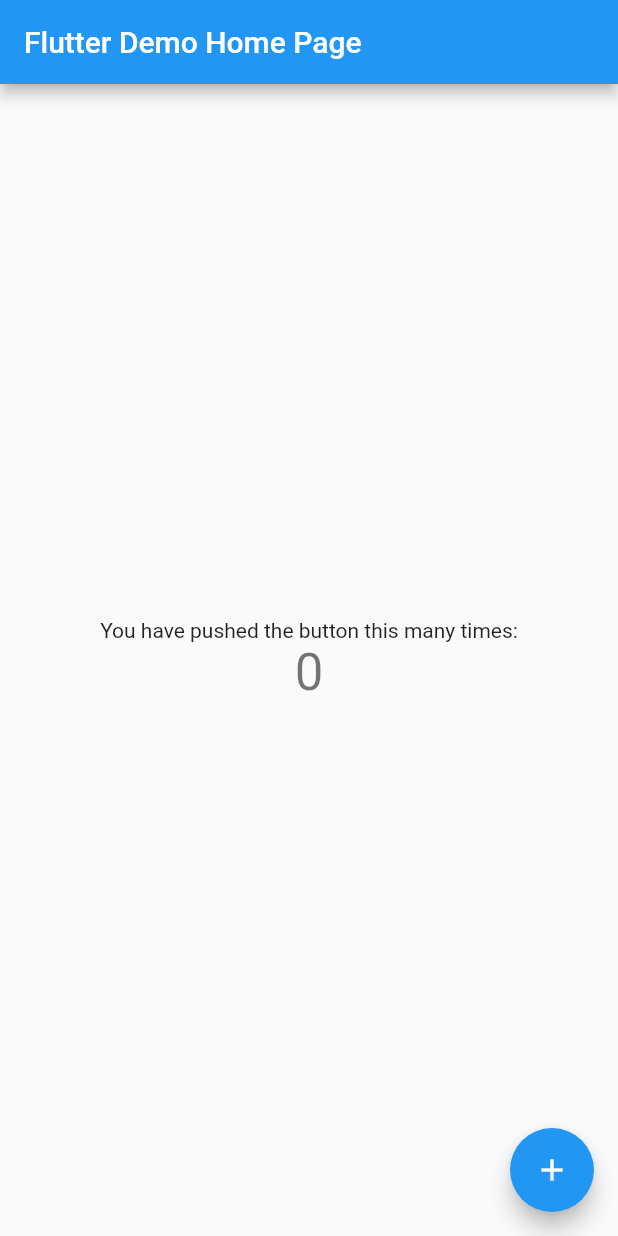
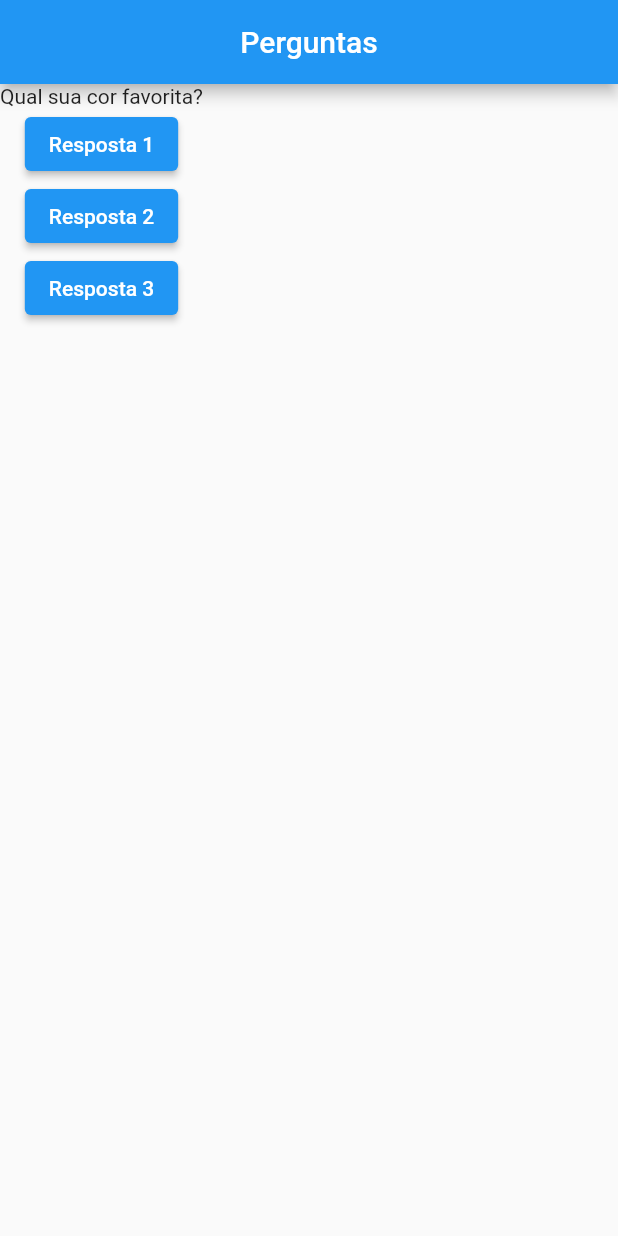
Before and after one commit to Smoow/flutter_quiz_app, a Flutter app: the screen it shows after launch, on a phone screen of 412 x 824 dp. Run offline on Flutter 3.47's test engine with Material 2 defaults, Android fonts, the phone set to English and light mode, and no system bars.

Commit message:
question widget

```diff
--- a/quiz_project/lib/main.dart
+++ b/quiz_project/lib/main.dart
@@ -1,117 +1,47 @@
 import 'package:flutter/material.dart';
+import './question.dart';
 
-void main() {
-  runApp(MyApp());
+main() => runApp(QuizApp());
+
+class QuizApp extends StatefulWidget {
+  @override
+  _QuizAppState createState() => _QuizAppState();
 }
 
-class MyApp extends StatelessWidget {
-  // This widget is the root of your application.
-  @override
-  Widget build(BuildContext context) {
-    return MaterialApp(
-      title: 'Flutter Demo',
-      theme: ThemeData(
-        // This is the theme of your application.
-        //
-        // Try running your application with "flutter run". You'll see the
-        // application has a blue toolbar. Then, without quitting the app, try
-        // changing the primarySwatch below to Colors.green and then invoke
-        // "hot reload" (press "r" in the console where you ran "flutter run",
-        // or simply save your changes to "hot reload" in a Flutter IDE).
-        // Notice that the counter didn't reset back to zero; the application
-        // is not restarted.
-        primarySwatch: Colors.blue,
-        // This makes the visual density adapt to the platform that you run
-        // the app on. For desktop platforms, the controls will be smaller and
-        // closer together (more dense) than on mobile platforms.
-        visualDensity: VisualDensity.adaptivePlatformDensity,
-      ),
-      home: MyHomePage(title: 'Flutter Demo Home Page'),
-    );
-  }
-}
+class _QuizAppState extends State<QuizApp> {
+  var _indexPergunta = 0;
 
-class MyHomePage extends StatefulWidget {
-  MyHomePage({Key key, this.title}) : super(key: key);
-
-  // This widget is the home page of your application. It is stateful, meaning
-  // that it has a State object (defined below) that contains fields that affect
-  // how it looks.
-
-  // This class is the configuration for the state. It holds the values (in this
-  // case the title) provided by the parent (in this case the App widget) and
-  // used by the build method of the State. Fields in a Widget subclass are
-  // always marked "final".
-
-  final String title;
-
-  @override
-  _MyHomePageState createState() => _MyHomePageState();
-}
-
-class _MyHomePageState extends State<MyHomePage> {
-  int _counter = 0;
-
-  void _incrementCounter() {
+  void _responder() {
     setState(() {
-      // This call to setState tells the Flutter framework that something has
-      // changed in this State, which causes it to rerun the build method below
-      // so that the display can reflect the updated values. If we changed
-      // _counter without calling setState(), then the build method would not be
-      // called again, and so nothing would appear to happen.
-      _counter++;
+      _indexPergunta++;
     });
+    print('Pergunta respondida!');
   }
 
   @override
   Widget build(BuildContext context) {
-    // This method is rerun every time setState is called, for instance as done
-    // by the _incrementCounter method above.
-    //
-    // The Flutter framework has been optimized to make rerunning build methods
-    // fast, so that you can just rebuild anything that needs updating rather
-    // than having to individually change instances of widgets.
-    return Scaffold(
-      appBar: AppBar(
-        // Here we take the value from the MyHomePage object that was created by
-        // the App.build method, and use it to set our appbar title.
-        title: Text(widget.title),
-      ),
-      body: Center(
-        // Center is a layout widget. It takes a single child and positions it
-        // in the middle of the parent.
-        child: Column(
-          // Column is also a layout widget. It takes a list of children and
-          // arranges them vertically. By default, it sizes itself to fit its
-          // children horizontally, and tries to be as tall as its parent.
-          //
-          // Invoke "debug painting" (press "p" in the console, choose the
-          // "Toggle Debug Paint" action from the Flutter Inspector in Android
-          // Studio, or the "Toggle Debug Paint" command in Visual Studio Code)
-          // to see the wireframe for each widget.
-          //
-          // Column has various properties to control how it sizes itself and
-          // how it positions its children. Here we use mainAxisAlignment to
-          // center the children vertically; the main axis here is the vertical
-          // axis because Columns are vertical (the cross axis would be
-          // horizontal).
-          mainAxisAlignment: MainAxisAlignment.center,
-          children: <Widget>[
-            Text(
-              'You have pushed the button this many times:',
-            ),
-            Text(
-              '$_counter',
-              style: Theme.of(context).textTheme.headline4,
-            ),
+    final perguntas = [
+      'Qual sua cor favorita?',
+      'Qual o melhor dev?',
+      'Energético?',
+      'Nova pergunta 04',
+      'Outra pergunta 05'
+    ];
+    return MaterialApp(
+      home: Scaffold(
+        appBar: AppBar(
+          title: Text('Perguntas'),
+          centerTitle: true,
+        ),
+        body: Column(
+          children: [
+            Question(perguntas[_indexPergunta]),
+            ElevatedButton(child: Text('Resposta 1'), onPressed: _responder),
+            ElevatedButton(child: Text('Resposta 2'), onPressed: _responder),
+            ElevatedButton(child: Text('Resposta 3'), onPressed: _responder),
           ],
         ),
       ),
-      floatingActionButton: FloatingActionButton(
-        onPressed: _incrementCounter,
-        tooltip: 'Increment',
-        child: Icon(Icons.add),
-      ), // This trailing comma makes auto-formatting nicer for build methods.
     );
   }
 }
--- /dev/null
+++ b/quiz_project/lib/question.dart
@@ -0,0 +1,12 @@
+import 'package:flutter/material.dart';
+
+class Question extends StatelessWidget {
+  final String qText;
+
+  Question(this.qText);
+
+  @override
+  Widget build(BuildContext context) {
+    return Text(qText);
+  }
+}
```
Also changed, not shown: 1 other file.
